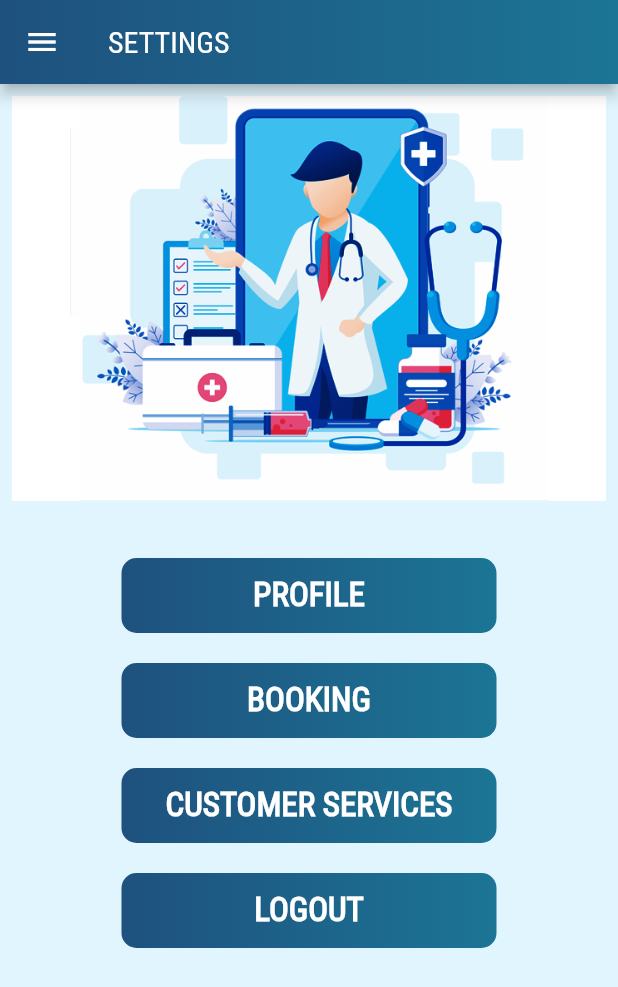
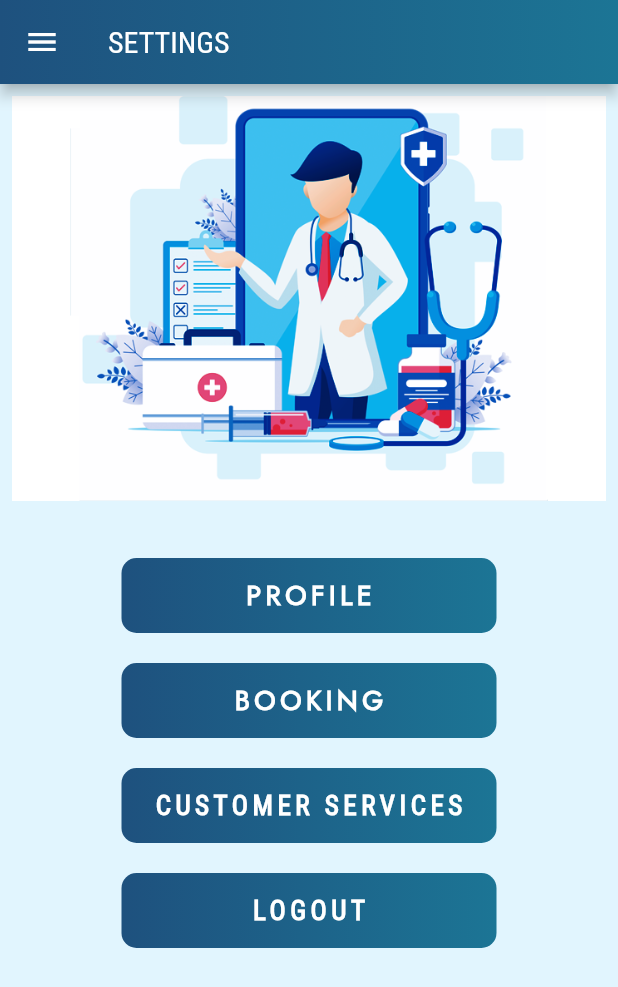
Before and after one commit to Roy-Tuhin/Doc_Appointments, a Flutter app: the Settings screen opened by its route, on a phone screen of 412 x 824 dp. Shown: the top 987 px of the screen. Run offline on Flutter 3.47's test engine with Material 2 defaults, Android fonts, the phone set to English and light mode, and no system bars; our stand-ins replace carousel_pro, dio, flutter_tabler_icons, get_storage, shared_preferences; missing offline and left inert: flutter_session; accounts and stored records are empty; network calls fail.

```diff
--- a/lib/API/Login/loginAtFirst.dart
+++ b/lib/API/Login/loginAtFirst.dart
@@ -410,7 +410,7 @@ class _LoginAtFirstState extends State<LoginAtFirst> {
                         child: Text(
                           'Sign Up',
                           style: TextStyle(
-                              color: Theme.of(context).primaryColor,
+                              color: Theme.of(context).primaryColor,fontWeight: FontWeight.bold,
                               fontSize: 20),
                         ),
                       ),
@@ -458,6 +458,9 @@ class _LoginAtFirstState extends State<LoginAtFirst> {
             .showSnackBar(SnackBar(content: Text("Invalid credentials")));
       }
     } else {
+      setState(() {
+          isApiCallProcess = false;//progress bar hide
+        });
       ScaffoldMessenger.of(context).showSnackBar(SnackBar(
         content: Text("Blank field is not allowed"),
         backgroundColor: Color(0xFFAF0404),
--- a/lib/main.dart
+++ b/lib/main.dart
@@ -24,6 +24,7 @@ class MyApp extends StatelessWidget {
       ),
       debugShowCheckedModeBanner: false,
       title: 'Medbo',
+      //  home: LoginAtFirst(),
       initialRoute: '/',
       routes: {
          '/': (_) => LoginAtFirst(),
--- a/lib/screens/settings.dart
+++ b/lib/screens/settings.dart
@@ -87,9 +87,10 @@ class Settings extends StatelessWidget {
                     'PROFILE',//========================================================================
                     style: TextStyle(
                       color: Colors.white,
-                      fontSize: 22,
+                      fontSize: 18,
+                      letterSpacing: 3,
                       fontWeight: FontWeight.bold,
-                      fontFamily: 'Roboto_Condensed',
+                      fontFamily: 'Jost',
                     ),
                   ),
                 ),
@@ -116,9 +117,10 @@ class Settings extends StatelessWidget {
                     'BOOKING',//========================================================================
                     style: TextStyle(
                       color: Colors.white,
-                      fontSize: 22,
+                      fontSize: 18,
+                      letterSpacing: 3,
                       fontWeight: FontWeight.bold,
-                      fontFamily: 'Roboto_Condensed',
+                      fontFamily: 'Jost',
                     ),
                   ),
                 ),
@@ -145,7 +147,8 @@ class Settings extends StatelessWidget {
                     'CUSTOMER SERVICES',//========================================================================
                     style: TextStyle(
                       color: Colors.white,
-                      fontSize: 22,
+                      fontSize: 18,
+                      letterSpacing: 3,
                       fontWeight: FontWeight.bold,
                       fontFamily: 'Roboto_Condensed',
                     ),
@@ -182,7 +185,8 @@ class Settings extends StatelessWidget {
                       'LOGOUT',//========================================================================
                       style: TextStyle(
                         color: Colors.white,
-                        fontSize: 22,
+                        fontSize: 18,
+                        letterSpacing: 3,
                         fontWeight: FontWeight.bold,
                         fontFamily: 'Roboto_Condensed',
                       ),
```
Also changed, not shown: lib/login_n_registration/registration.dart (+5 -2 lines), lib/screen_helper/side_drawer.dart (+6 -6 lines).
